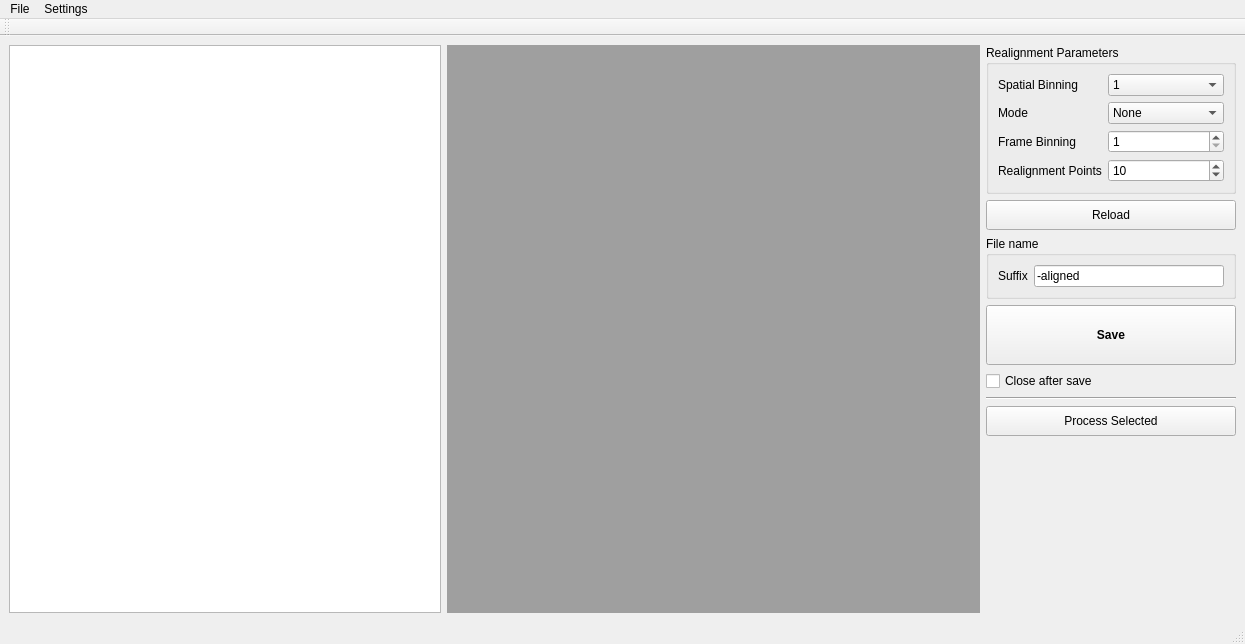
Qt form Source/flim-ui/RealignmentStudio.ui (flimfit/Galene) before a commit.
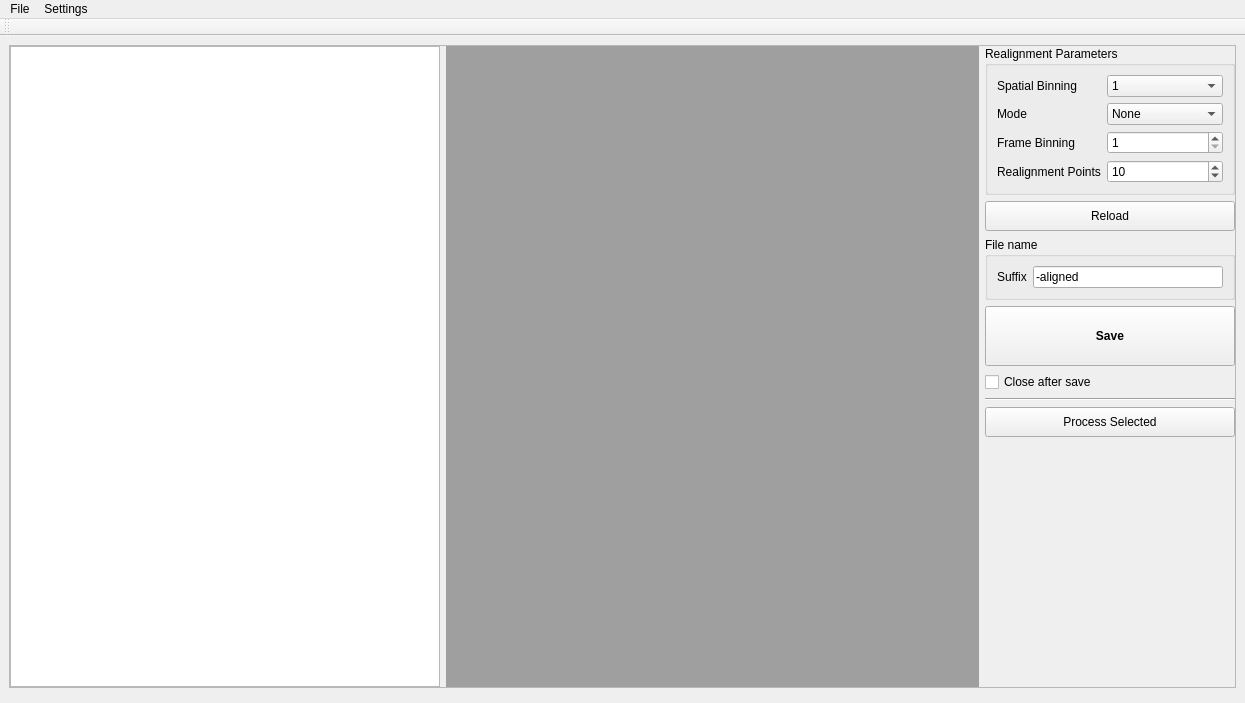
The same form after that commit. Custom widgets are drawn as their Qt base class.

Patch:
```diff
--- a/Source/flim-ui/RealignmentStudio.ui
+++ b/Source/flim-ui/RealignmentStudio.ui
@@ -7,19 +7,35 @@
     <x>0</x>
     <y>0</y>
     <width>1245</width>
-    <height>644</height>
+    <height>703</height>
    </rect>
   </property>
   <property name="windowTitle">
    <string>FLIM Acquisition</string>
   </property>
   <widget class="QWidget" name="centralwidget">
-   <layout class="QHBoxLayout" name="horizontalLayout">
-    <item>
      <layout class="QVBoxLayout" name="verticalLayout_2">
+    <item>
+     <widget class="QFrame" name="frame_2">
+      <property name="frameShape">
+       <enum>QFrame::StyledPanel</enum>
+      </property>
+      <property name="frameShadow">
+       <enum>QFrame::Raised</enum>
+      </property>
+      <layout class="QHBoxLayout" name="horizontalLayout">
       <property name="leftMargin">
        <number>0</number>
       </property>
+       <property name="topMargin">
+        <number>0</number>
+       </property>
+       <property name="rightMargin">
+        <number>0</number>
+       </property>
+       <property name="bottomMargin">
+        <number>0</number>
+       </property>
       <item>
        <widget class="QListView" name="file_list_view">
         <property name="minimumSize">
@@ -33,8 +49,6 @@
         </property>
        </widget>
       </item>
-     </layout>
-    </item>
     <item>
      <widget class="QMdiArea" name="mdi_area"/>
     </item>
@@ -297,6 +311,12 @@
     </item>
    </layout>
   </widget>
+    </item>
+    <item>
+     <widget class="ProgressCentre" name="widget" native="true"/>
+    </item>
+   </layout>
+  </widget>
   <widget class="QMenuBar" name="menubar">
    <property name="geometry">
     <rect>
@@ -324,7 +344,6 @@
    <addaction name="menuFiles"/>
    <addaction name="menuSettings"/>
   </widget>
-  <widget class="QStatusBar" name="statusbar"/>
   <widget class="QToolBar" name="toolBar">
    <property name="windowTitle">
     <string>toolBar</string>
@@ -400,13 +419,14 @@
    </property>
   </action>
  </widget>
- <tabstops>
-  <tabstop>file_list_view</tabstop>
-  <tabstop>frame_binning_combo</tabstop>
-  <tabstop>realignment_points_spin</tabstop>
-  <tabstop>reload_button</tabstop>
-  <tabstop>save_button</tabstop>
- </tabstops>
+ <customwidgets>
+  <customwidget>
+   <class>ProgressCentre</class>
+   <extends>QWidget</extends>
+   <header>TaskProgressWidget.h</header>
+   <container>1</container>
+  </customwidget>
+ </customwidgets>
  <resources>
   <include location="Resources.qrc"/>
  </resources>
```
Lines whose indentation alone changed are shown as unchanged.
